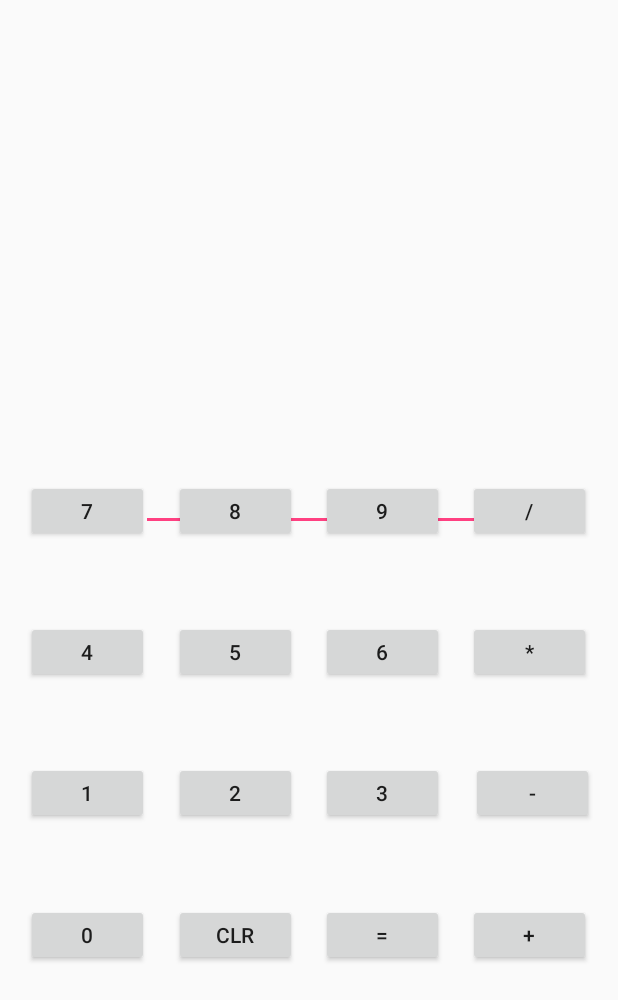
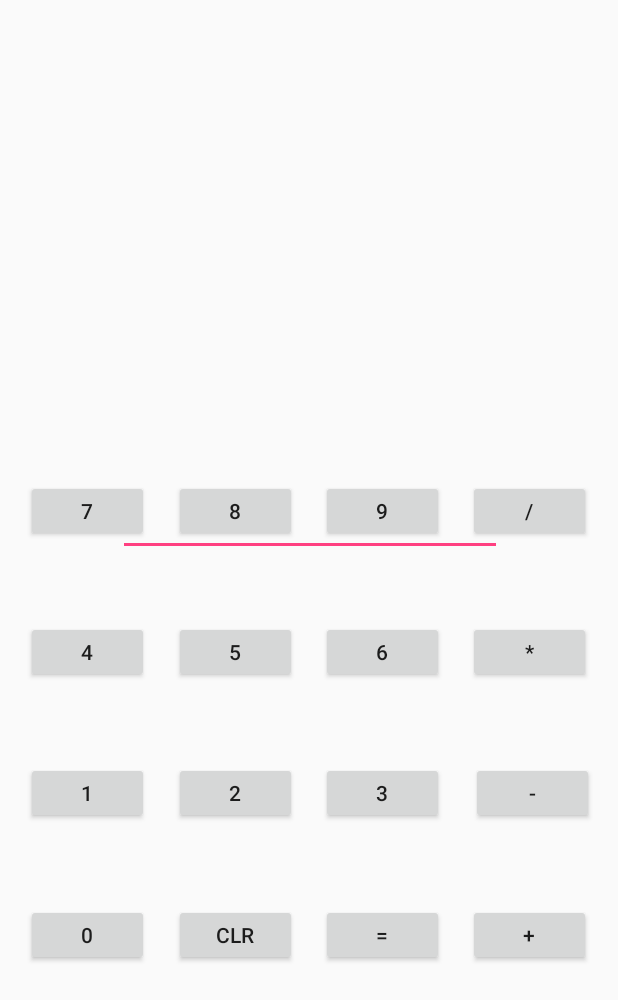
Before and after one commit to kevin-gadek/android_calc, an Android app: the screen it shows after launch (MainActivity), on a phone screen of 412 x 824 dp. Shown: the top 1000 px of the screen. Run offline under Robolectric (Android 15) with nearby library versions, the phone set to English and light mode, and no system bars.

```diff
--- a/app/src/main/res/layout/activity_main.xml
+++ b/app/src/main/res/layout/activity_main.xml
@@ -265,8 +265,8 @@
 
     <EditText
         android:id="@+id/editTextNumDisplay"
-        android:layout_width="227dp"
-        android:layout_height="55dp"
+        android:layout_width="256dp"
+        android:layout_height="84dp"
         android:layout_marginBottom="8dp"
         android:layout_marginLeft="8dp"
         android:layout_marginRight="8dp"
@@ -275,12 +275,14 @@
         android:gravity="end"
         android:inputType="numberSigned"
         android:textAlignment="textEnd"
-        android:textSize="30sp"
+        android:textSize="36sp"
         app:layout_constraintBottom_toBottomOf="parent"
-        app:layout_constraintHorizontal_bias="0.508"
+        app:layout_constraintHorizontal_bias="0.504"
         app:layout_constraintLeft_toLeftOf="parent"
         app:layout_constraintRight_toRightOf="parent"
         app:layout_constraintTop_toTopOf="parent"
-        app:layout_constraintVertical_bias="0.386" />
+        app:layout_constraintVertical_bias="0.385"
+        tools:layout_editor_absoluteX="38dp"
+        tools:layout_editor_absoluteY="170dp" />
 
 </android.support.constraint.ConstraintLayout>
```
Also changed, not shown: app/src/main/java/com/example/kevin/lab2/MainActivity.java (+39 -4 lines).
